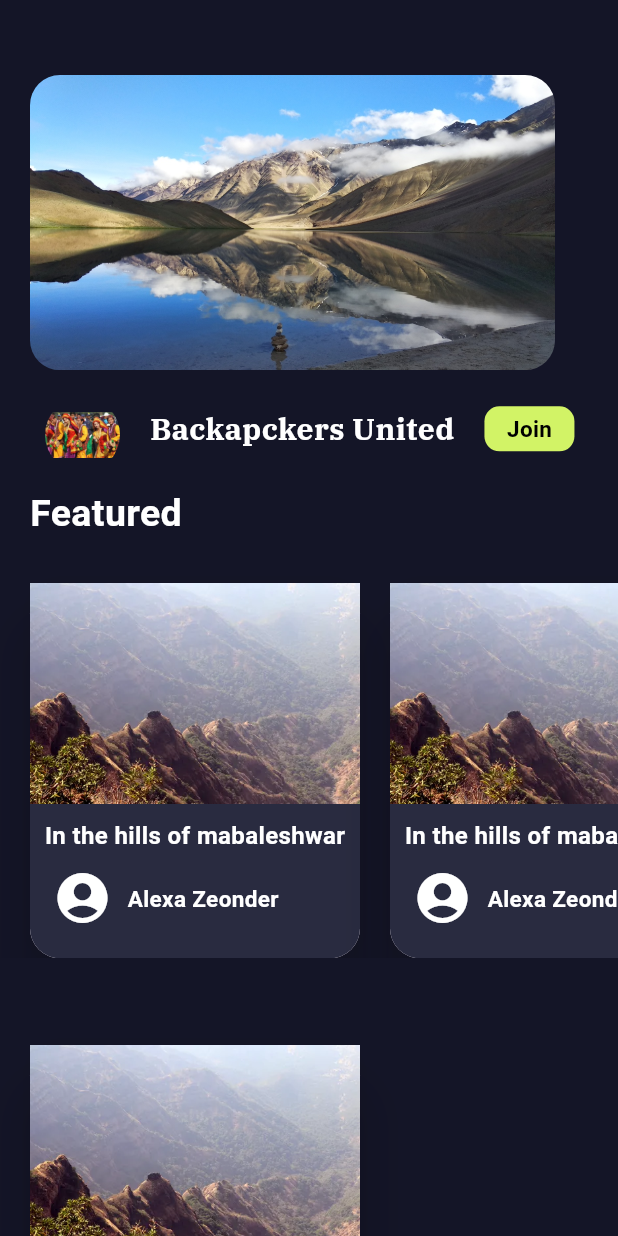
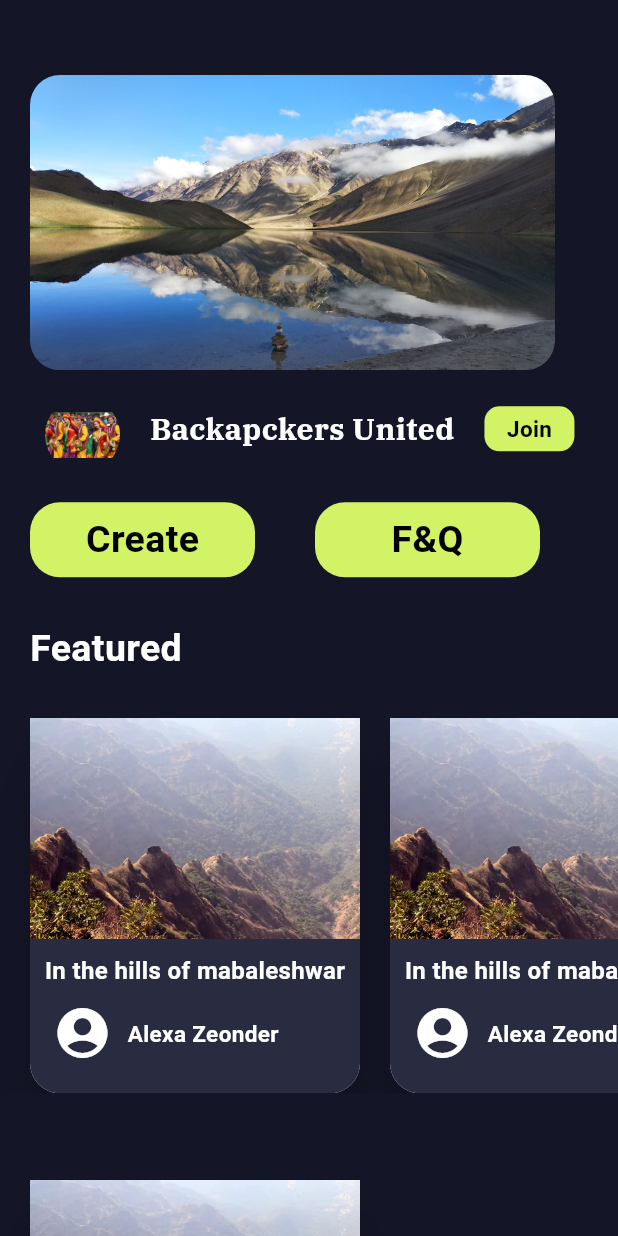
Before and after one commit to chakshit2004h/treckify, a Flutter app: the Join_community screen opened directly, on a phone screen of 412 x 824 dp. Run offline on Flutter 3.47's test engine with Material 3 defaults, Android fonts, the phone set to English and light mode, and no system bars; our stand-ins replace font_awesome_flutter.

Commit message:
Initial commit

```diff
--- a/lib/pages/join.dart
+++ b/lib/pages/join.dart
@@ -60,6 +60,37 @@ class _Join_communityState extends State<Join_community> {
                     ),
                   ],
                 ),
+                const SizedBox(height: 20,),
+                Row(
+                  children: [
+                    Padding(
+                      padding: const EdgeInsets.only(left: 20.0),
+                      child: Container(
+                        width: 150,
+                        height: 50,
+                        decoration: BoxDecoration(
+                          color: const Color(0xFFD2F366),
+                          borderRadius: BorderRadius.circular(20)
+                        ),
+                        child: const Center(child: Text("Create",style: TextStyle(fontSize: 25,color: Colors.black,fontWeight: FontWeight.bold),)),
+                      ),
+                    ),
+                    const SizedBox(width: 10,),
+                    Padding(
+                      padding: const EdgeInsets.only(left: 30.0),
+                      child: Container(
+                        width: 150,
+                        height: 50,
+                        decoration: BoxDecoration(
+                            color: const Color(0xFFD2F366),
+                            borderRadius: BorderRadius.circular(20)
+                        ),
+                        child: const Center(child: Text("F&Q",style: TextStyle(fontSize: 25,color: Colors.black,fontWeight: FontWeight.bold),)),
+                      ),
+                    ),
+                  ],
+                ),
+                const SizedBox(height: 20,),
                 Padding(
                   padding: const EdgeInsets.only(top: 10.0,left: 20.0),
                   child: const Text("Featured",style: TextStyle(fontWeight: FontWeight.bold,color: Colors.white,fontSize: 25,),),
```
